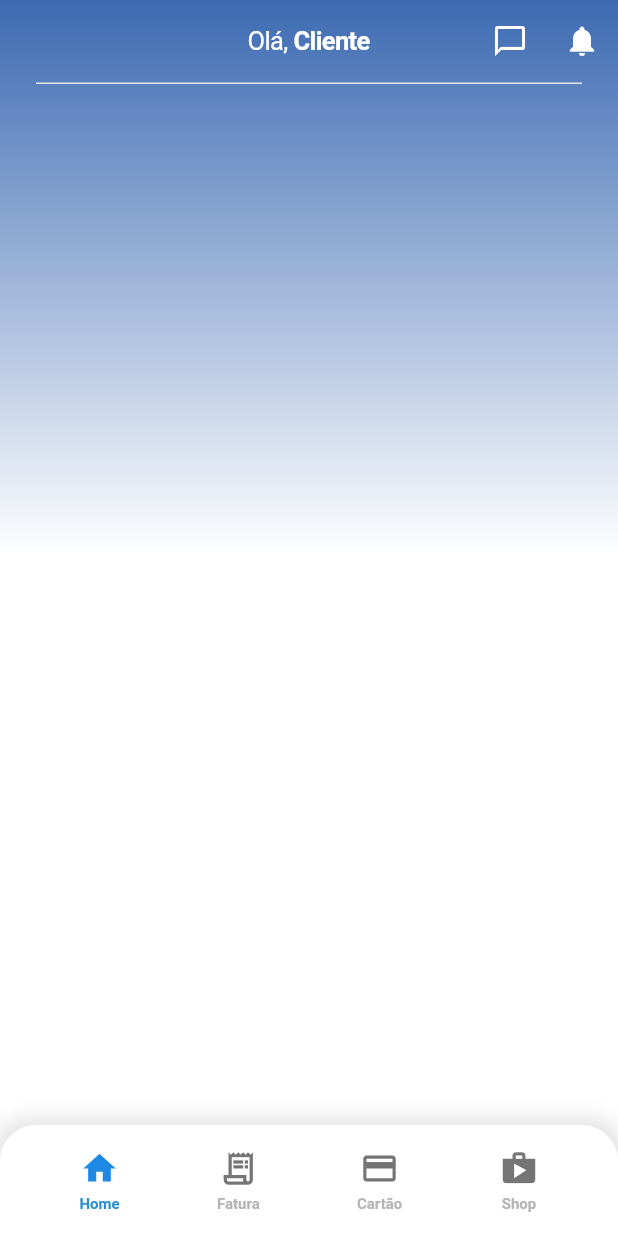
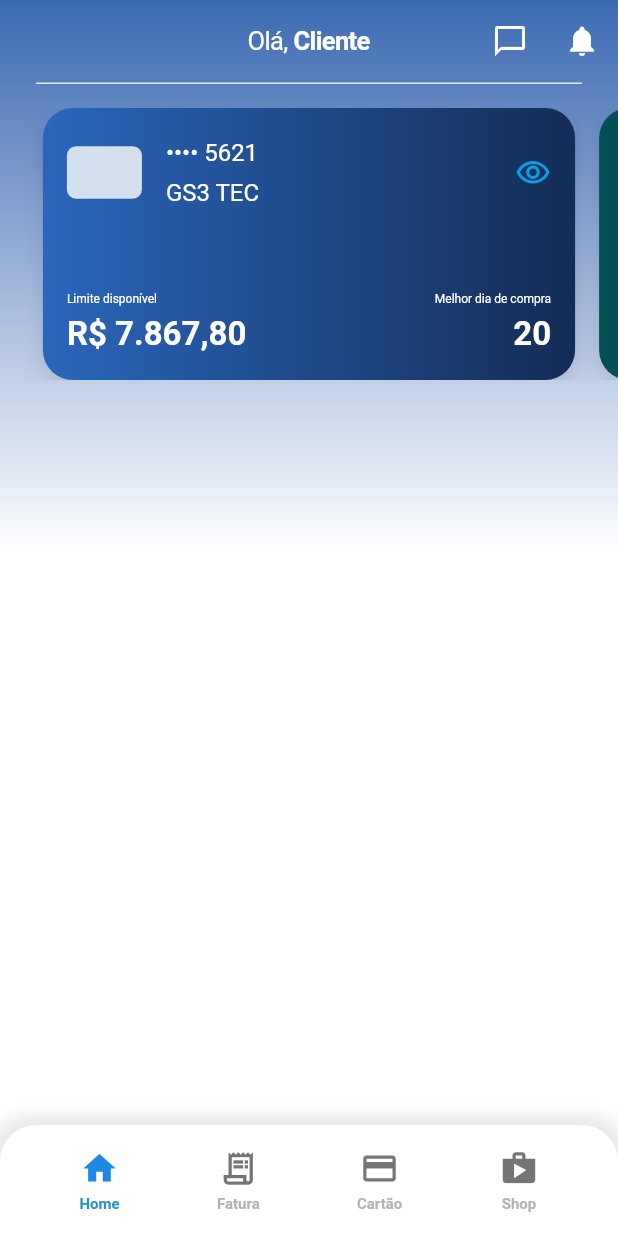
Before and after one commit to Arthurlima544/Desafio-Tecnico-GS3, a Flutter app: the Home screen opened directly, on a phone screen of 412 x 824 dp. Run offline on Flutter 3.47's test engine with Material 3 defaults, Android fonts, the phone set to English and light mode, and no system bars; Roboto replaces fonts that are missing (Mulish).

Commit message:
feat: add CreditCardCarousel widget with fake data

```diff
--- a/lib/view/home/home.dart
+++ b/lib/view/home/home.dart
@@ -1,6 +1,7 @@
 import 'package:flutter/material.dart';
 
 import '../../utils/design/design.dart';
+import 'widgets/credit_card_carousel.dart';
 import 'widgets/home_app_bar.dart';
 import 'widgets/home_bottom_nav_bar.dart';
 
@@ -25,8 +26,19 @@ class _HomeState extends State<Home> {
       Scaffold(
         backgroundColor: AppColors.transparent,
         appBar: const HomeAppBar(),
-        body: const SingleChildScrollView(
-          child: Column(crossAxisAlignment: CrossAxisAlignment.start),
+        body: SingleChildScrollView(
+          child: Column(
+            crossAxisAlignment: CrossAxisAlignment.start,
+            children: <Widget>[
+              SizedBox(
+                height: Theme.of(context).extension<AppSpacings>()!.medium,
+              ),
+              const CreditCardCarousel(),
+              SizedBox(
+                height: Theme.of(context).extension<AppSpacings>()!.large,
+              ),
+            ],
+          ),
         ),
         bottomNavigationBar: HomeBottomNavBar(
           selectedIndex: 0,
--- /dev/null
+++ b/lib/view/home/widgets/credit_card_carousel.dart
@@ -0,0 +1,131 @@
+import 'package:flutter/material.dart';
+
+import '../../../utils/design/design.dart';
+
+class CreditCardCarousel extends StatelessWidget {
+  const CreditCardCarousel({super.key});
+
+  @override
+  Widget build(BuildContext context) => SizedBox(
+    height: MediaQuery.sizeOf(context).height * 0.22,
+    child: PageView(
+      controller: PageController(viewportFraction: 0.9),
+      children: const <Widget>[
+        CreditCardWidget(
+          cardNumber: '•••• 5621',
+          cardHolder: 'GS3 TEC',
+          availableLimit: 'R\$ 7.867,80',
+          bestDay: '20',
+          gradient: AppColors.card1Gradient,
+        ),
+        CreditCardWidget(
+          cardNumber: '•••• 1234',
+          cardHolder: 'Cliente',
+          availableLimit: 'R\$ 5.000,00',
+          bestDay: '10',
+          gradient: AppColors.card2Gradient,
+        ),
+      ],
+    ),
+  );
+}
+
+class CreditCardWidget extends StatelessWidget {
+  const CreditCardWidget({
+    required this.cardNumber,
+    required this.cardHolder,
+    required this.availableLimit,
+    required this.bestDay,
+    required this.gradient,
+    super.key,
+  });
+  final String cardNumber;
+  final String cardHolder;
+  final String availableLimit;
+  final String bestDay;
+  final Gradient? gradient;
+
+  @override
+  Widget build(BuildContext context) => Container(
+    margin: EdgeInsets.symmetric(
+      horizontal: Theme.of(context).extension<AppSpacings>()!.small,
+    ),
+    padding: EdgeInsets.all(Theme.of(context).extension<AppSpacings>()!.medium),
+    decoration: BoxDecoration(
+      borderRadius: BorderRadius.circular(20),
+      gradient: gradient,
+      boxShadow: <BoxShadow>[
+        BoxShadow(
+          color: AppColors.shadow,
+          blurRadius: 10,
+          offset: const Offset(0, 5),
+        ),
+      ],
+    ),
+    child: Column(
+      crossAxisAlignment: CrossAxisAlignment.start,
+      children: <Widget>[
+        Row(
+          mainAxisAlignment: MainAxisAlignment.spaceBetween,
+          children: <Widget>[
+            Row(
+              children: <Widget>[
+                Container(
+                  width: 50,
+                  height: 35,
+                  decoration: BoxDecoration(
+                    color: AppColors.chipColor,
+                    borderRadius: BorderRadius.circular(6),
+                  ),
+                ),
+                SizedBox(
+                  width: Theme.of(context).extension<AppSpacings>()!.medium,
+                ),
+                Column(
+                  crossAxisAlignment: CrossAxisAlignment.start,
+                  children: <Widget>[
+                    Text(cardNumber, style: AppTextStyles.mulishRegular14),
+                    Text(cardHolder, style: AppTextStyles.mulishRegular14),
+                  ],
+                ),
+              ],
+            ),
+            const Icon(
+              AppIcons.visibilityOutlined,
+              color: AppColors.iconAction,
+            ),
+          ],
+        ),
+        const Spacer(),
+        Row(
+          mainAxisAlignment: MainAxisAlignment.spaceBetween,
+          children: <Widget>[
+            Column(
+              crossAxisAlignment: CrossAxisAlignment.start,
+              children: <Widget>[
+                const Text(
+                  'Limite disponível',
+                  style: AppTextStyles.mulishRegular8,
+                ),
+                Text(
+                  availableLimit,
+                  style: AppTextStyles.mulishBold16LineHeight20,
+                ),
+              ],
+            ),
+            Column(
+              crossAxisAlignment: CrossAxisAlignment.end,
+              children: <Widget>[
+                const Text(
+                  'Melhor dia de compra',
+                  style: AppTextStyles.mulishRegular8,
+                ),
+                Text(bestDay, style: AppTextStyles.mulishBold16LineHeight20),
+              ],
+            ),
+          ],
+        ),
+      ],
+    ),
+  );
+}
```
